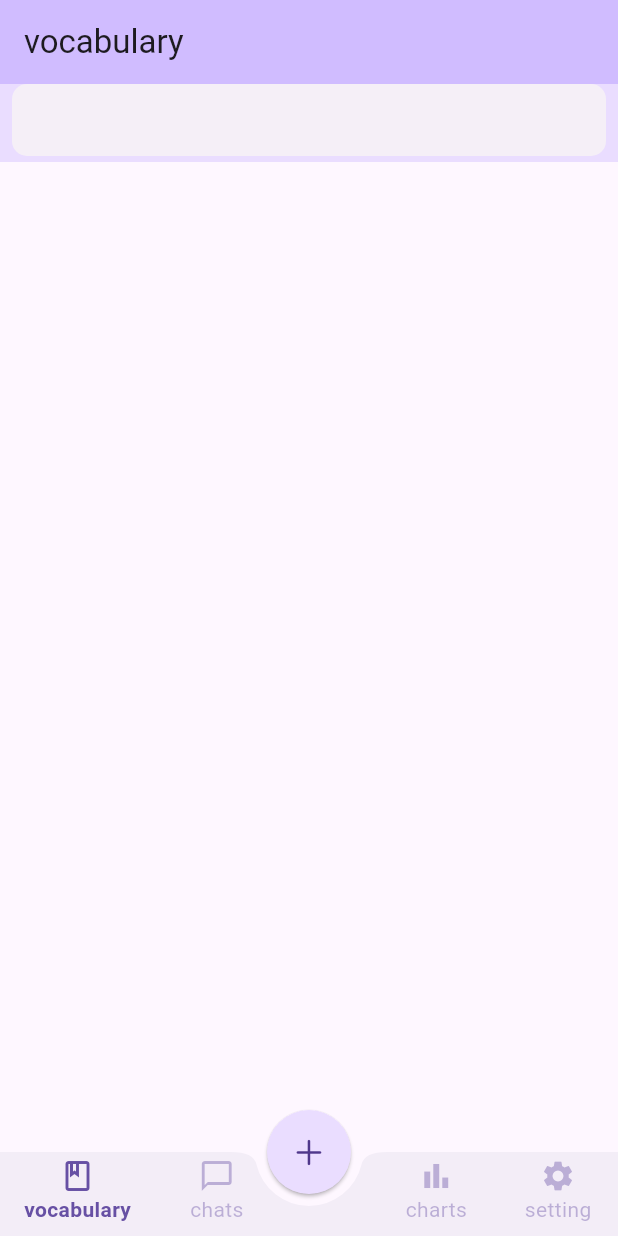
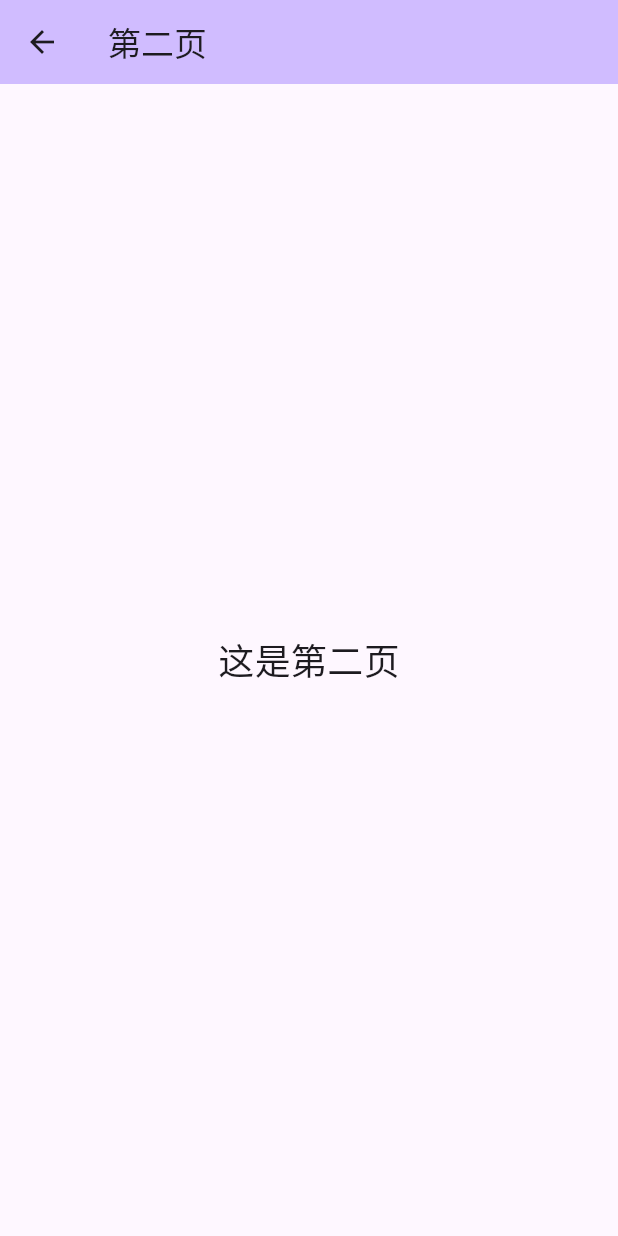
Before and after one commit to cia1099/ai_vocabulary, a Flutter app: the screen it shows after launch, swiped to page 2, on a phone screen of 412 x 824 dp. Run offline on Flutter 3.47's test engine with Material 3 defaults, Android fonts, the phone set to English and light mode, and no system bars; drawn by our look-alikes of azlistview, flutter_platform_widgets; our stand-ins replace audioplayers, dotted_line, fl_chart, flutter_spinkit, lottie, reorderable_grid_view and 2 more; missing offline and left inert: flutter_web_frame, record, sqlite3.

Commit message:
try PageView as a dragable pushing navigator

```diff
--- a/lib/main.dart
+++ b/lib/main.dart
@@ -1,7 +1,5 @@
 import 'package:ai_vocabulary/database/my_db.dart';
-import 'package:ai_vocabulary/effects/show_toast.dart';
 import 'package:ai_vocabulary/provider/word_provider.dart';
-import 'package:ai_vocabulary/widgets/calendar.dart';
 import 'package:flutter/cupertino.dart';
 import 'package:flutter/material.dart';
 import 'package:flutter_platform_widgets/flutter_platform_widgets.dart';
--- a/lib/views/vocabulary_tab.dart
+++ b/lib/views/vocabulary_tab.dart
@@ -17,6 +17,15 @@ class VocabularyTab extends StatelessWidget {
         kBottomNavigationBarHeight;
     final hPadding = MediaQuery.of(context).size.width / 32;
     final textTheme = Theme.of(context).textTheme;
+    // return PageView.builder(
+    //   scrollDirection: Axis.vertical,
+    //   itemBuilder: (context, index) => Center(
+    //     child: Text(
+    //       '$index',
+    //       textScaler: const TextScaler.linear(5),
+    //     ),
+    //   ),
+    // );
     return Column(
       mainAxisAlignment: MainAxisAlignment.center,
       children: [
@@ -106,3 +115,30 @@ class VocabularyTab extends StatelessWidget {
     );
   }
 }
+
+class SecondPage extends StatelessWidget {
+  const SecondPage({super.key});
+
+  @override
+  Widget build(BuildContext context) {
+    return Scaffold(
+      appBar: PreferredSize(
+        preferredSize: const Size.fromHeight(kToolbarHeight),
+        child: PlatformAppBar(
+          title: const Text('第二页'),
+          material: (_, __) => MaterialAppBarData(
+            backgroundColor: Theme.of(context).colorScheme.inversePrimary,
+          ),
+        ),
+      ),
+      body: Container(
+        // color: Colors.blueGrey,
+        alignment: const Alignment(0, 0),
+        child: const Text(
+          '这是第二页',
+          style: TextStyle(fontSize: 24),
+        ),
+      ),
+    );
+  }
+}
```
Also changed, not shown: lib/pages/home_page.dart (+25 -4 lines).
